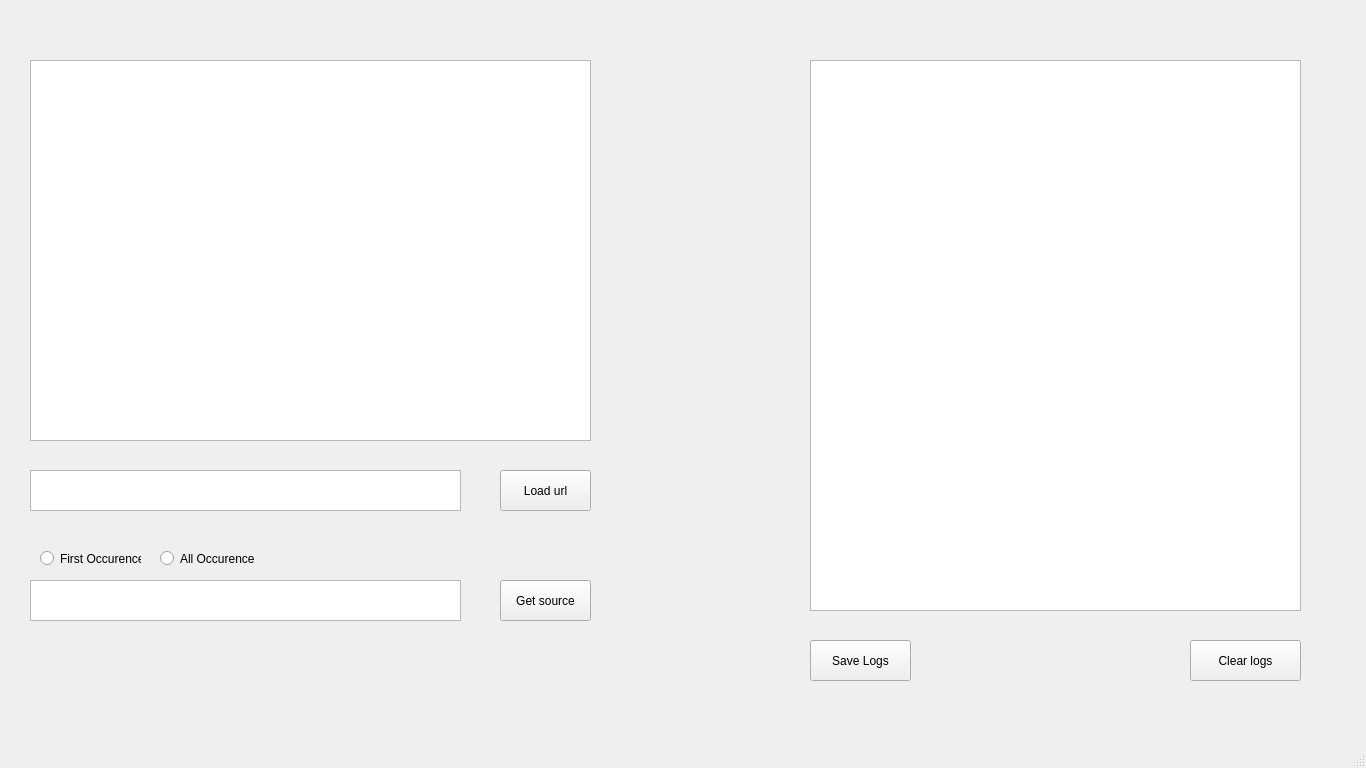
Old version of the form PyQtDesigner/WebScrapper/WebScrapper.ui in the repository NishantGhanate/PythonScripts.
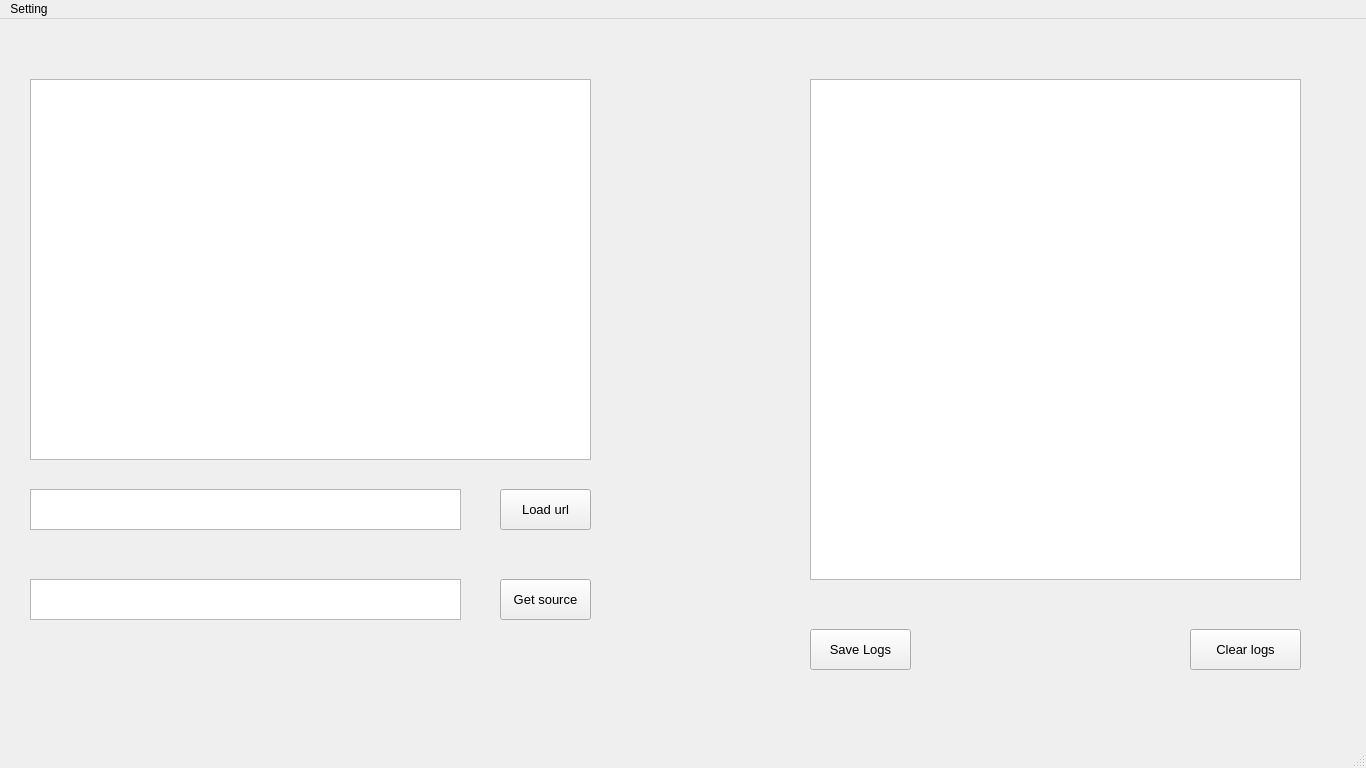
New version of the form.

Patch:
```diff
--- a/PyQtDesigner/WebScrapper/WebScrapper.ui
+++ b/PyQtDesigner/WebScrapper/WebScrapper.ui
@@ -23,6 +23,11 @@
       <height>381</height>
      </rect>
     </property>
+    <property name="font">
+     <font>
+      <pointsize>10</pointsize>
+     </font>
+    </property>
    </widget>
    <widget class="QPushButton" name="pushButton">
     <property name="geometry">
@@ -33,6 +38,11 @@
       <height>41</height>
      </rect>
     </property>
+    <property name="font">
+     <font>
+      <pointsize>10</pointsize>
+     </font>
+    </property>
     <property name="text">
      <string>Load url</string>
     </property>
@@ -43,19 +53,29 @@
       <x>810</x>
       <y>60</y>
       <width>491</width>
-      <height>551</height>
+      <height>501</height>
      </rect>
     </property>
+    <property name="font">
+     <font>
+      <pointsize>10</pointsize>
+     </font>
+    </property>
    </widget>
    <widget class="QPushButton" name="pushButton_2">
     <property name="geometry">
      <rect>
       <x>500</x>
-      <y>580</y>
+      <y>560</y>
       <width>91</width>
       <height>41</height>
      </rect>
     </property>
+    <property name="font">
+     <font>
+      <pointsize>10</pointsize>
+     </font>
+    </property>
     <property name="text">
      <string>Get source</string>
     </property>
@@ -69,26 +89,41 @@
       <height>41</height>
      </rect>
     </property>
+    <property name="font">
+     <font>
+      <pointsize>12</pointsize>
+     </font>
+    </property>
    </widget>
    <widget class="QTextEdit" name="textEdit_2">
     <property name="geometry">
      <rect>
       <x>30</x>
-      <y>580</y>
+      <y>560</y>
       <width>431</width>
       <height>41</height>
      </rect>
     </property>
+    <property name="font">
+     <font>
+      <pointsize>12</pointsize>
+     </font>
+    </property>
    </widget>
    <widget class="QPushButton" name="pushButton_3">
     <property name="geometry">
      <rect>
       <x>1190</x>
-      <y>640</y>
+      <y>610</y>
       <width>111</width>
       <height>41</height>
      </rect>
     </property>
+    <property name="font">
+     <font>
+      <pointsize>10</pointsize>
+     </font>
+    </property>
     <property name="text">
      <string>Clear logs</string>
     </property>
@@ -97,41 +132,20 @@
     <property name="geometry">
      <rect>
       <x>810</x>
-      <y>640</y>
+      <y>610</y>
       <width>101</width>
       <height>41</height>
      </rect>
     </property>
+    <property name="font">
+     <font>
+      <pointsize>10</pointsize>
+     </font>
+    </property>
     <property name="text">
      <string>Save Logs</string>
     </property>
    </widget>
-   <widget class="QRadioButton" name="radioButton">
-    <property name="geometry">
-     <rect>
-      <x>40</x>
-      <y>550</y>
-      <width>101</width>
-      <height>17</height>
-     </rect>
-    </property>
-    <property name="text">
-     <string>First Occurence</string>
-    </property>
-   </widget>
-   <widget class="QRadioButton" name="radioButton_2">
-    <property name="geometry">
-     <rect>
-      <x>160</x>
-      <y>550</y>
-      <width>101</width>
-      <height>17</height>
-     </rect>
-    </property>
-    <property name="text">
-     <string>All Occurence</string>
-    </property>
-   </widget>
   </widget>
   <widget class="QMenuBar" name="menubar">
    <property name="geometry">
@@ -142,6 +156,13 @@
      <height>21</height>
     </rect>
    </property>
+   <widget class="QMenu" name="menuGuide">
+    <property name="title">
+     <string>Setting</string>
+    </property>
+    <addaction name="actionGuide"/>
+   </widget>
+   <addaction name="menuGuide"/>
   </widget>
   <widget class="QStatusBar" name="statusbar"/>
  </widget>
```
Left out of the diff: 5 changed lines with no effect on the pictures.
